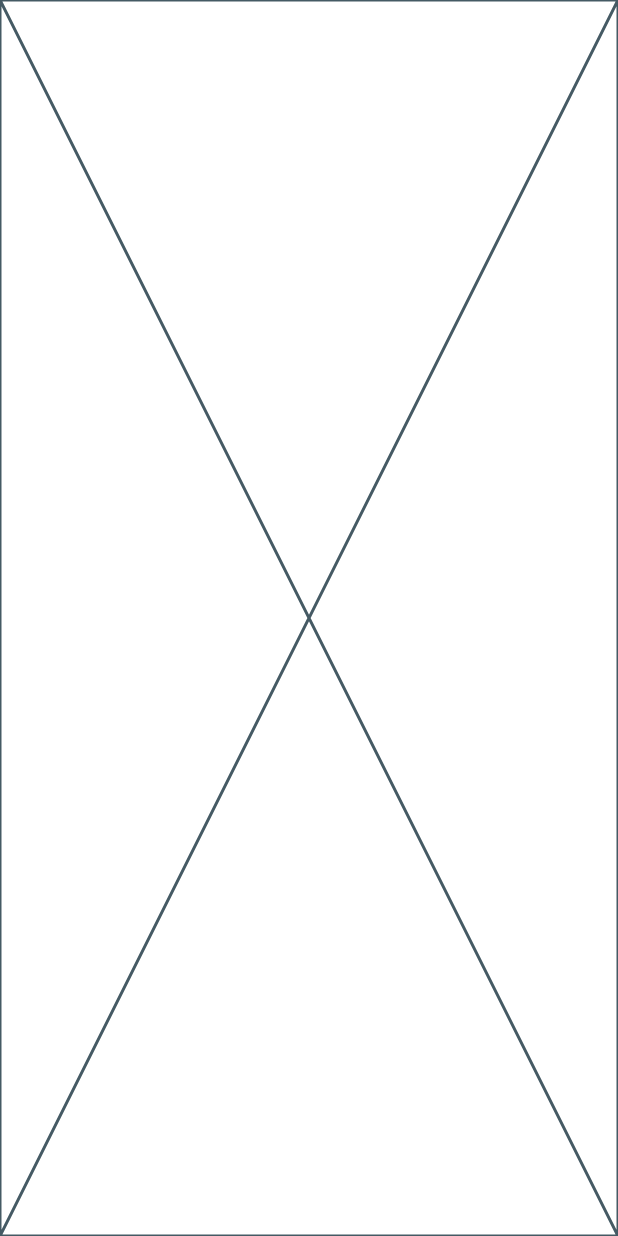
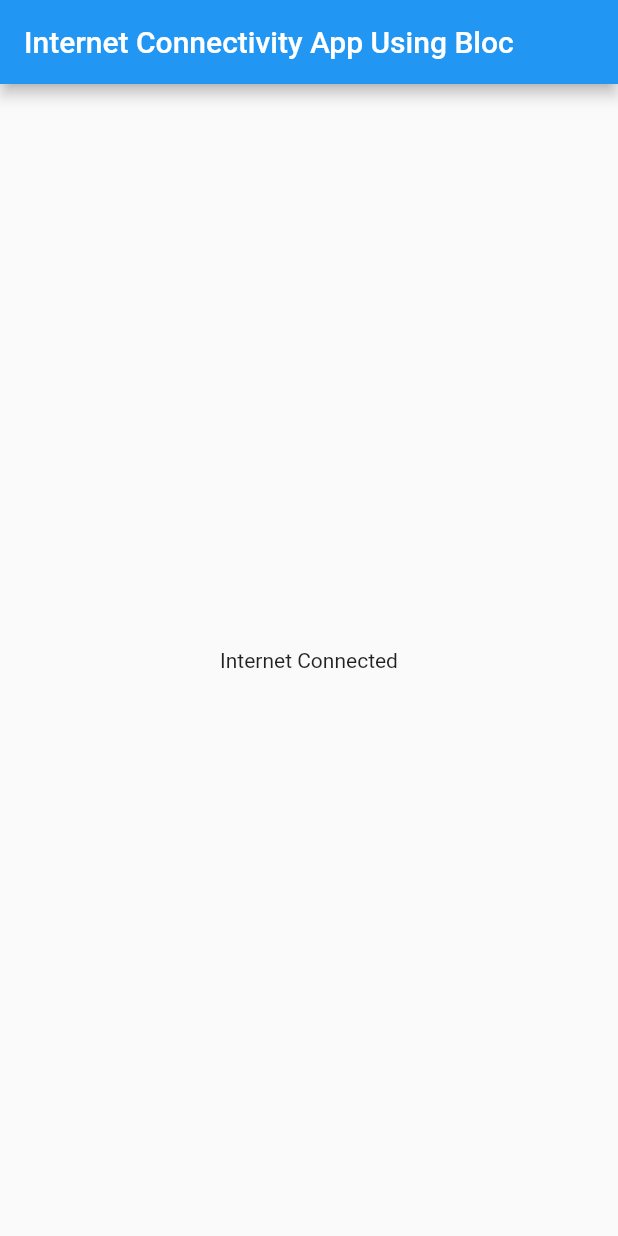
Before and after one commit to pankajjangid/flutter_learning, a Flutter app: the screen it shows after launch, on a phone screen of 412 x 824 dp. Run offline on Flutter 3.47's test engine with Material 2 defaults, Android fonts, the phone set to English and light mode, and no system bars; our stand-ins replace bloc, connectivity, flutter_bloc.

Commit message:
Small app to check internet connectivity using bloc pattern

```diff
--- /dev/null
+++ b/lib/bloc/internet/internet_bloc.dart
@@ -0,0 +1,36 @@
+import 'dart:async';
+
+import 'package:bloc/bloc.dart';
+import 'package:meta/meta.dart';
+import 'package:connectivity/connectivity.dart';
+
+part 'internet_event.dart';
+part 'internet_state.dart';
+
+class InternetBloc extends Bloc<InternetEvent, InternetState> {
+  Connectivity _connectivity = Connectivity();
+  StreamSubscription? connectivitySubscription;
+
+  InternetBloc() : super(InternetInitial()) {
+    on<InternetEvent>((event, emit) {
+
+    });
+
+    on<InternetConnectedEvent>((event,emit)=> emit(InternetConnectedState()));
+    on<InternetDisconnectedEvent>((event,emit)=> emit(InternetDisconnectedState()));
+
+    connectivitySubscription = _connectivity.onConnectivityChanged.listen((event) {
+      if(event == ConnectivityResult.mobile || event == ConnectivityResult.wifi){
+        add(InternetConnectedEvent());
+      }else{
+        add(InternetDisconnectedEvent());
+      }
+    });
+  }
+
+  @override
+  Future<void> close() {
+    connectivitySubscription?.cancel();
+    return super.close();
+  }
+}
--- /dev/null
+++ b/lib/bloc/internet/internet_event.dart
@@ -0,0 +1,8 @@
+part of 'internet_bloc.dart';
+
+@immutable
+abstract class InternetEvent {}
+
+class InternetConnectedEvent extends InternetEvent{}
+
+class InternetDisconnectedEvent extends InternetEvent{}
--- /dev/null
+++ b/lib/bloc/internet/internet_state.dart
@@ -0,0 +1,10 @@
+part of 'internet_bloc.dart';
+
+@immutable
+abstract class InternetState {}
+
+class InternetInitial extends InternetState {}
+
+class InternetDisconnectedState extends InternetState{}
+
+class InternetConnectedState extends InternetState{}
--- a/lib/main.dart
+++ b/lib/main.dart
@@ -1,6 +1,10 @@
 import 'package:flutter/material.dart';
+import 'package:flutter_learning/bloc/internet/internet_bloc.dart';
+import 'package:flutter_learning/screen/home_page.dart';
+import 'package:flutter_bloc/flutter_bloc.dart';
 
 void main() {
+  WidgetsFlutterBinding.ensureInitialized();
   runApp(const MyApp());
 }
 
@@ -10,6 +14,12 @@ class MyApp extends StatelessWidget {
 
   @override
   Widget build(BuildContext context) {
-    return const Placeholder();
+    return BlocProvider(
+      create: (context) => InternetBloc() ,
+      child: MaterialApp(
+        debugShowCheckedModeBanner: false,
+        home: HomePage(),
+      ),
+    );
   }
 }
--- /dev/null
+++ b/lib/screen/home_page.dart
@@ -0,0 +1,34 @@
+import 'package:flutter/material.dart';
+import 'package:flutter_bloc/flutter_bloc.dart';
+import 'package:flutter_learning/bloc/internet/internet_bloc.dart';
+
+class HomePage extends StatelessWidget {
+  const HomePage({Key? key}) : super(key: key);
+
+  @override
+  Widget build(BuildContext context) {
+    return Scaffold(
+      appBar: AppBar(title: Text("Internet Connectivity App Using Bloc"),),
+      body: SafeArea(
+          child: Center(child: BlocConsumer<InternetBloc, InternetState>(
+            listener:  (context,state){
+              if(state is InternetConnectedState){
+                ScaffoldMessenger.of(context).showSnackBar(SnackBar(content: Text("Internet connected"),backgroundColor: Colors.green,));
+              }
+              else if(state is InternetDisconnectedState){
+                ScaffoldMessenger.of(context).showSnackBar(SnackBar(content: Text("Internet Disconnected"),backgroundColor: Colors.red,));
+              }
+            },
+            builder: (context, state) {
+               if(state is InternetConnectedState) {
+                 return  Text("Internet Connected");
+               } else if (state is InternetDisconnectedState) {
+                 return Text("Internet Disconnected");
+               } else {
+                 return Text("Loading ...");
+               }
+          },
+          ),)),
+    );
+  }
+}
--- a/pubspec.yaml
+++ b/pubspec.yaml
@@ -35,6 +35,8 @@ dependencies:
   # The following adds the Cupertino Icons font to your application.
   # Use with the CupertinoIcons class for iOS style icons.
   cupertino_icons: ^1.0.2
+  flutter_bloc: ^8.1.2
+  connectivity: ^3.0.6
 
 dev_dependencies:
   flutter_test:
```
Also changed, not shown: pubspec.lock, 1 other file.
